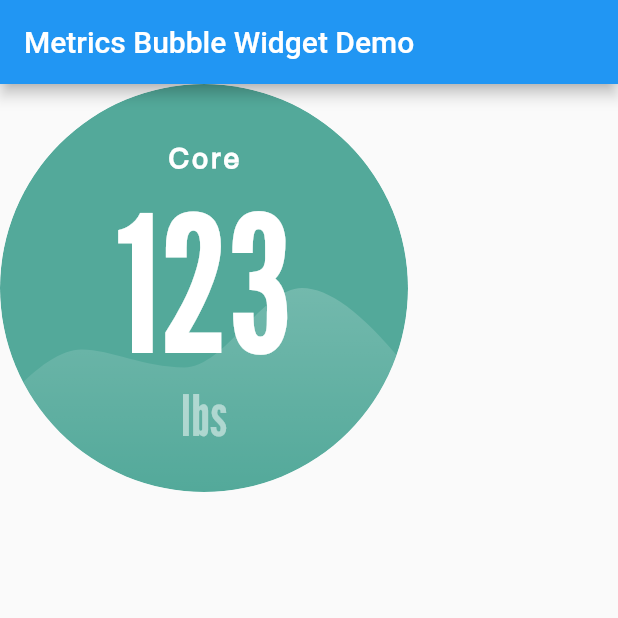
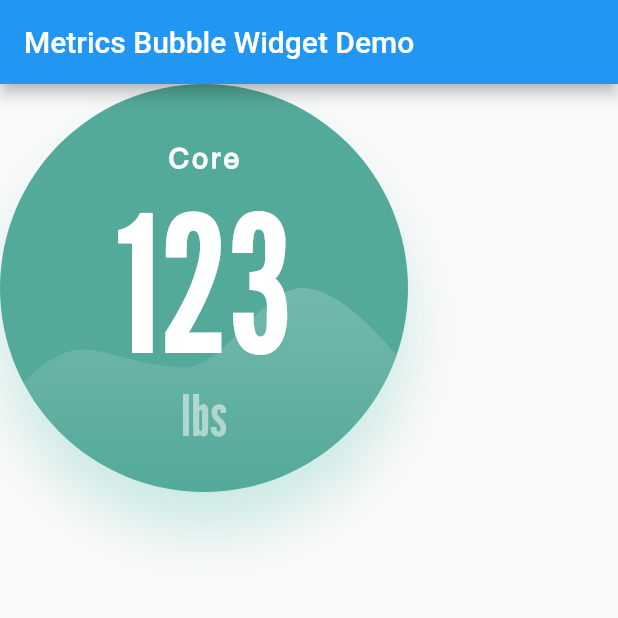
Before and after one commit to samuelobe/metrics_bubble, a Flutter app: the screen it shows after launch, on a phone screen of 412 x 824 dp, the top half of it. Run offline on Flutter 3.47's test engine with Material 2 defaults, Android fonts, the phone set to English and light mode, and no system bars; our stand-ins replace bloc, flutter_svg.

Commit message:
Added the shadow back

```diff
--- a/lib/widgets/metrics_bubble.dart
+++ b/lib/widgets/metrics_bubble.dart
@@ -44,6 +44,8 @@ class MetricsBubble extends StatelessWidget {
   Widget build(BuildContext context) {
     return GestureDetector(
       onTap: onTap,
+      child: Container(
+        decoration: decoration ?? BubbleConstants.kBubbleBoxDecoration,
         child: ClipOval(
           child: SizedBox(
             height: diameter ?? BubbleConstants.kBubbleDiameter,
@@ -51,9 +53,6 @@ class MetricsBubble extends StatelessWidget {
             child: Stack(
               alignment: Alignment.center,
               children: [
-              Container(
-                  decoration:
-                      decoration ?? BubbleConstants.kBubbleBoxDecoration),
                 Align(
                   alignment: Alignment.bottomCenter,
                   child: SvgPicture.asset(
@@ -86,6 +85,7 @@ class MetricsBubble extends StatelessWidget {
                   ),
                 )
               ],
+            ),
           ),
         ),
       ),
```
Lines whose indentation alone changed are shown as unchanged.
